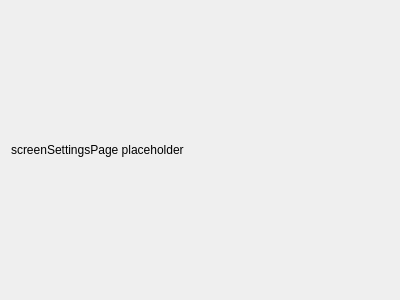
Old version of the form screensettings.ui in the repository Aryetis/Obenkyobo.
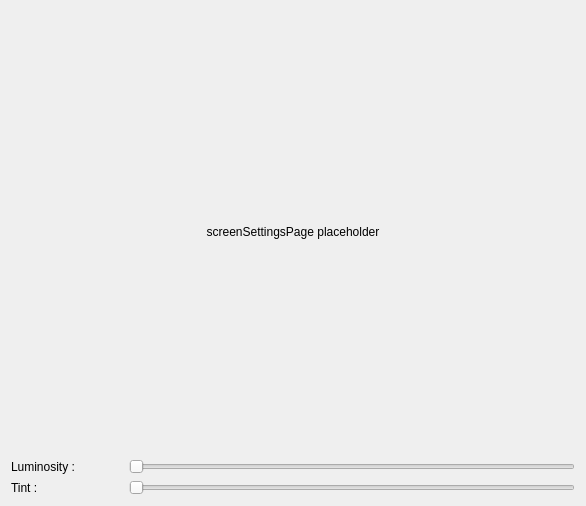
New version of the form.

```diff
--- a/screensettings.ui
+++ b/screensettings.ui
@@ -6,21 +6,72 @@
    <rect>
     <x>0</x>
     <y>0</y>
-    <width>400</width>
-    <height>300</height>
+    <width>586</width>
+    <height>506</height>
    </rect>
   </property>
   <property name="windowTitle">
    <string>Form</string>
   </property>
-  <layout class="QVBoxLayout" name="verticalLayout">
+  <layout class="QVBoxLayout" name="verticalLayout" stretch="2,4,4">
    <item>
     <widget class="QLabel" name="placeholder">
      <property name="text">
       <string>screenSettingsPage placeholder</string>
      </property>
+     <property name="alignment">
+      <set>Qt::AlignCenter</set>
+     </property>
     </widget>
    </item>
+   <item>
+    <layout class="QHBoxLayout" name="LuminosityLayout" stretch="2,8">
+     <item>
+      <widget class="QLabel" name="LuminosityLabel">
+       <property name="text">
+        <string>Luminosity : </string>
+       </property>
+      </widget>
+     </item>
+     <item>
+      <widget class="QSlider" name="LuminositySlider">
+       <property name="sizePolicy">
+        <sizepolicy hsizetype="Expanding" vsizetype="Fixed">
+         <horstretch>0</horstretch>
+         <verstretch>0</verstretch>
+        </sizepolicy>
+       </property>
+       <property name="orientation">
+        <enum>Qt::Horizontal</enum>
+       </property>
+       <property name="invertedAppearance">
+        <bool>false</bool>
+       </property>
+       <property name="invertedControls">
+        <bool>false</bool>
+       </property>
+      </widget>
+     </item>
+    </layout>
+   </item>
+   <item>
+    <layout class="QHBoxLayout" name="TintLayout" stretch="2,8">
+     <item>
+      <widget class="QLabel" name="TintLabel">
+       <property name="text">
+        <string>Tint : </string>
+       </property>
+      </widget>
+     </item>
+     <item>
+      <widget class="QSlider" name="TintSlider">
+       <property name="orientation">
+        <enum>Qt::Horizontal</enum>
+       </property>
+      </widget>
+     </item>
+    </layout>
+   </item>
   </layout>
  </widget>
  <resources/>
```
Left out of the diff: 2 changed lines with no effect on the pictures.
